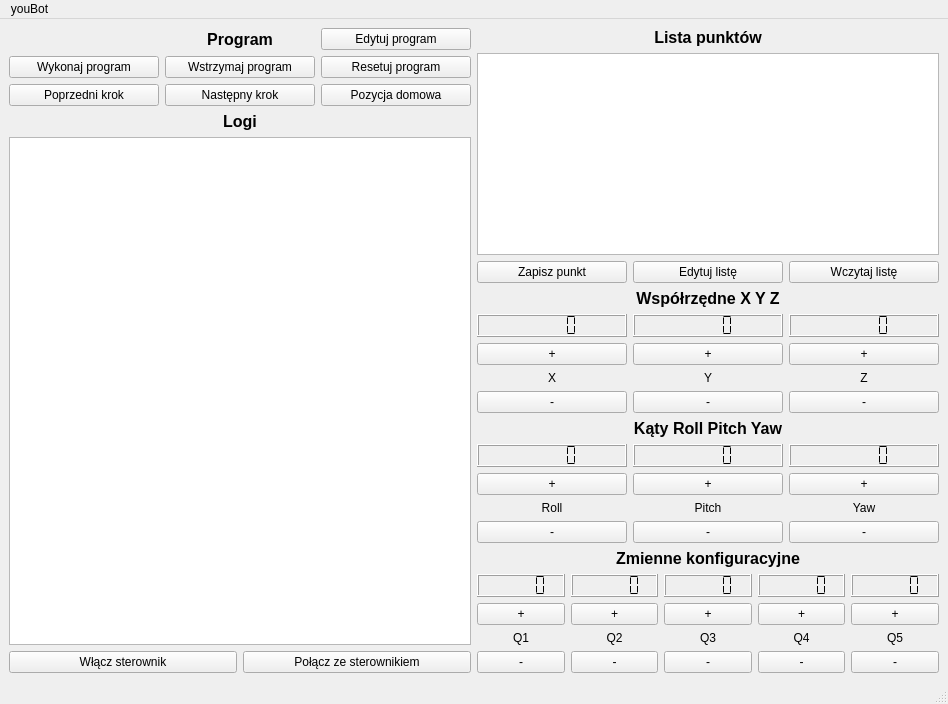
Before: the Qt Designer form youbot_gui/ui/main_window.ui in arek-szczech/youbot, drawn with Qt 5.
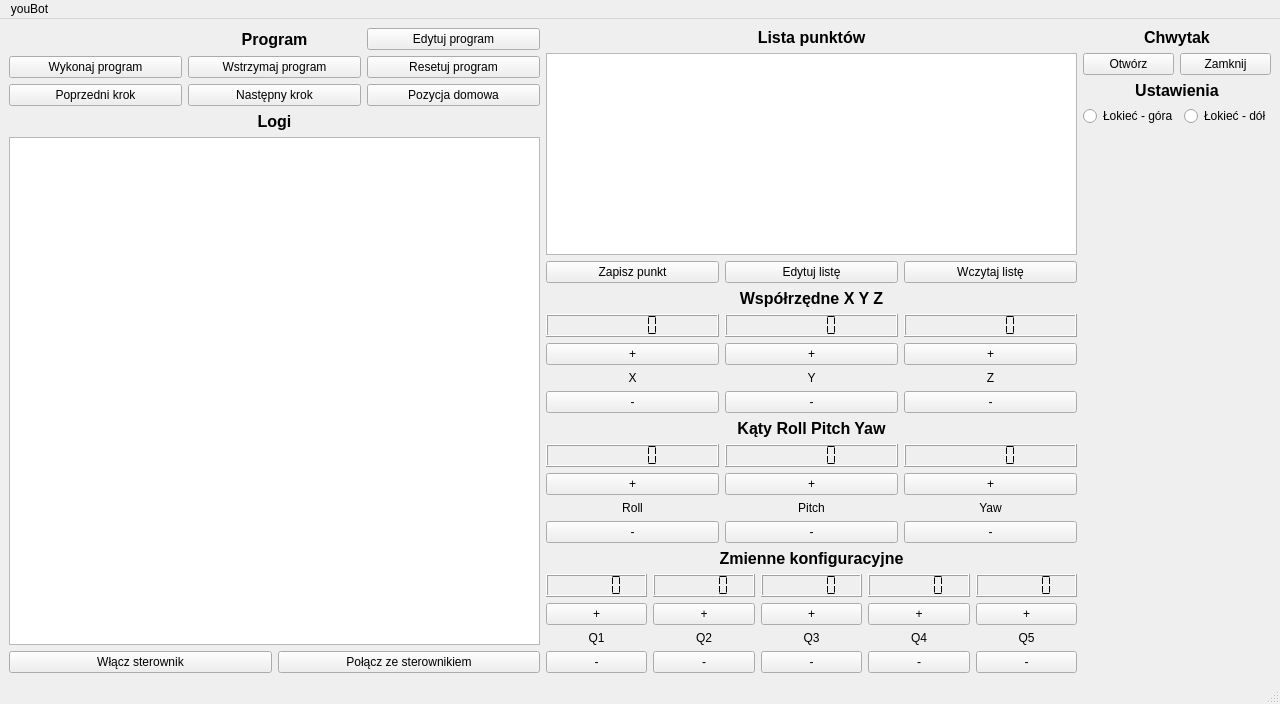
After: the same form once the commit is applied. Icons and pictures are not drawn.

Patch:
```diff
--- a/youbot_gui/ui/main_window.ui
+++ b/youbot_gui/ui/main_window.ui
@@ -6,7 +6,7 @@
    <rect>
     <x>0</x>
     <y>0</y>
-    <width>948</width>
+    <width>1280</width>
     <height>704</height>
    </rect>
   </property>
@@ -158,7 +158,7 @@
      </layout>
     </item>
     <item>
-     <layout class="QVBoxLayout" name="prawa">
+     <layout class="QVBoxLayout" name="srodek">
       <item>
        <layout class="QVBoxLayout" name="punkty">
         <item>
@@ -678,6 +678,105 @@
       </item>
      </layout>
     </item>
+    <item>
+     <layout class="QVBoxLayout" name="prawa">
+      <item>
+       <layout class="QVBoxLayout" name="chwytak">
+        <item>
+         <widget class="QLabel" name="label_6">
+          <property name="font">
+           <font>
+            <pointsize>12</pointsize>
+            <weight>75</weight>
+            <bold>true</bold>
+           </font>
+          </property>
+          <property name="text">
+           <string>Chwytak</string>
+          </property>
+          <property name="alignment">
+           <set>Qt::AlignCenter</set>
+          </property>
+         </widget>
+        </item>
+        <item>
+         <layout class="QHBoxLayout" name="horizontalLayout_21">
+          <item>
+           <widget class="QPushButton" name="gripper_open">
+            <property name="text">
+             <string>Otwórz</string>
+            </property>
+           </widget>
+          </item>
+          <item>
+           <widget class="QPushButton" name="gripper_close">
+            <property name="text">
+             <string>Zamknij</string>
+            </property>
+           </widget>
+          </item>
+         </layout>
+        </item>
+       </layout>
+      </item>
+      <item>
+       <layout class="QVBoxLayout" name="ustawienia">
+        <item>
+         <widget class="QLabel" name="label_7">
+          <property name="font">
+           <font>
+            <pointsize>12</pointsize>
+            <weight>75</weight>
+            <bold>true</bold>
+           </font>
+          </property>
+          <property name="text">
+           <string>Ustawienia</string>
+          </property>
+          <property name="alignment">
+           <set>Qt::AlignCenter</set>
+          </property>
+         </widget>
+        </item>
+        <item>
+         <layout class="QHBoxLayout" name="horizontalLayout_19">
+          <item>
+           <widget class="QRadioButton" name="elbow_up">
+            <property name="text">
+             <string>Łokieć - góra</string>
+            </property>
+           </widget>
+          </item>
+          <item>
+           <widget class="QRadioButton" name="elbow_down">
+            <property name="text">
+             <string>Łokieć - dół</string>
+            </property>
+           </widget>
+          </item>
+         </layout>
+        </item>
+       </layout>
+      </item>
+      <item>
+       <layout class="QVBoxLayout" name="inne">
+        <item>
+         <spacer name="verticalSpacer">
+          <property name="orientation">
+           <enum>Qt::Vertical</enum>
+          </property>
+          <property name="sizeHint" stdset="0">
+           <size>
+            <width>20</width>
+            <height>40</height>
+           </size>
+          </property>
+         </spacer>
+        </item>
+       </layout>
+      </item>
+     </layout>
+    </item>
    </layout>
   </widget>
   <widget class="QMenuBar" name="menubar">
@@ -685,7 +784,7 @@
     <rect>
      <x>0</x>
      <y>0</y>
-     <width>948</width>
+     <width>1280</width>
      <height>25</height>
     </rect>
    </property>
```
